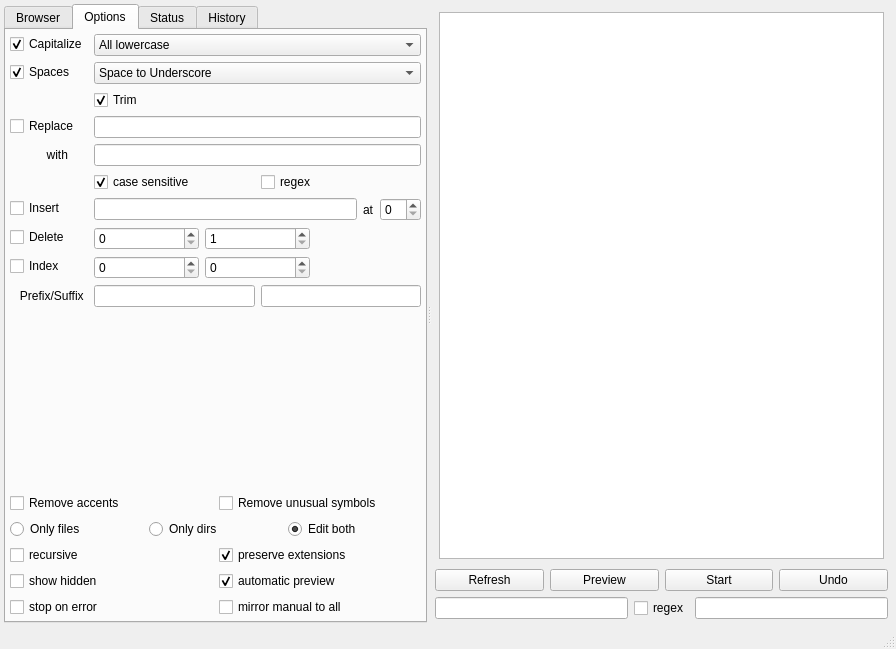
First picture: the form in gui/filebrowser/filebrowser.ui, repository gmdfalk/60-days-of-python, before the edit.
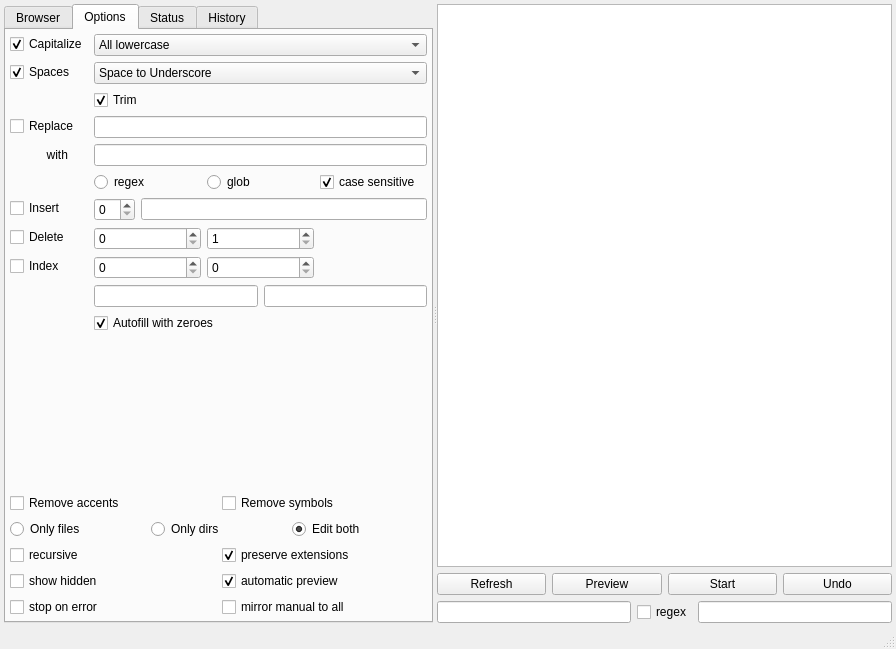
Second picture: the form after the edit.

Commit message: slowly getting there. GUI update.

What changed in the file:
```diff
--- a/gui/filebrowser/filebrowser.ui
+++ b/gui/filebrowser/filebrowser.ui
@@ -178,6 +178,20 @@
              </item>
              <item row="5" column="1">
               <layout class="QHBoxLayout" name="replacechecks">
+               <item>
+                <widget class="QRadioButton" name="regex">
+                 <property name="text">
+                  <string>regex</string>
+                 </property>
+                </widget>
+               </item>
+               <item>
+                <widget class="QRadioButton" name="radioButton">
+                 <property name="text">
+                  <string>glob</string>
+                 </property>
+                </widget>
+               </item>
                <item>
                 <widget class="QCheckBox" name="casesensitive">
                  <property name="text">
@@ -188,13 +202,6 @@
                  </property>
                 </widget>
                </item>
-               <item>
-                <widget class="QCheckBox" name="regex">
-                 <property name="text">
-                  <string>regex</string>
-                 </property>
-                </widget>
-               </item>
               </layout>
              </item>
              <item row="6" column="0">
@@ -207,17 +214,18 @@
              <item row="6" column="1">
               <layout class="QHBoxLayout" name="insertlayout">
                <item>
-                <widget class="QLineEdit" name="insertedit"/>
-               </item>
-               <item>
-                <widget class="QLabel" name="insertatlabel">
-                 <property name="text">
-                  <string>at</string>
+                <widget class="QSpinBox" name="insertpos">
+                 <property name="toolTip">
+                  <string>&lt;html&gt;&lt;head/&gt;&lt;body&gt;&lt;p&gt;Position to insert to. Choose -1 to append.&lt;/p&gt;&lt;/body&gt;&lt;/html&gt;</string>
                  </property>
                 </widget>
                </item>
                <item>
-                <widget class="QSpinBox" name="insertpos"/>
+                <widget class="QLineEdit" name="insertedit">
+                 <property name="toolTip">
+                  <string>&lt;html&gt;&lt;head/&gt;&lt;body&gt;&lt;p&gt;String to insert at the defined position.&lt;/p&gt;&lt;/body&gt;&lt;/html&gt;</string>
+                 </property>
+                </widget>
                </item>
               </layout>
              </item>
@@ -231,7 +239,14 @@
              <item row="7" column="1">
               <layout class="QHBoxLayout" name="deletelayout">
                <item>
-                <widget class="QSpinBox" name="deletestart"/>
+                <widget class="QSpinBox" name="deletestart">
+                 <property name="toolTip">
+                  <string>&lt;html&gt;&lt;head/&gt;&lt;body&gt;&lt;p&gt;Position to start deleting from.&lt;/p&gt;&lt;/body&gt;&lt;/html&gt;</string>
+                 </property>
+                 <property name="whatsThis">
+                  <string>&lt;html&gt;&lt;head/&gt;&lt;body&gt;&lt;p&gt;Startindex&lt;/p&gt;&lt;/body&gt;&lt;/html&gt;</string>
+                 </property>
+                </widget>
                </item>
                <item>
                 <widget class="QSpinBox" name="deleteend">
@@ -259,10 +274,24 @@
              <item row="8" column="1">
               <layout class="QHBoxLayout" name="indexlayout" stretch="0,0,0">
                <item>
-                <widget class="QSpinBox" name="startindex"/>
+                <widget class="QSpinBox" name="startindex">
+                 <property name="toolTip">
+                  <string>&lt;html&gt;&lt;head/&gt;&lt;body&gt;&lt;p&gt;Count-Base. This number will be used as a starting point to count from.&lt;/p&gt;&lt;/body&gt;&lt;/html&gt;</string>
+                 </property>
+                 <property name="whatsThis">
+                  <string>&lt;html&gt;&lt;head/&gt;&lt;body&gt;&lt;p&gt;Count-Base&lt;/p&gt;&lt;/body&gt;&lt;/html&gt;</string>
+                 </property>
+                </widget>
                </item>
                <item>
-                <widget class="QSpinBox" name="endindex"/>
+                <widget class="QSpinBox" name="endindex">
+                 <property name="toolTip">
+                  <string>&lt;html&gt;&lt;head/&gt;&lt;body&gt;&lt;p&gt;Count-Step. Increment the base by this number per target.&lt;/p&gt;&lt;/body&gt;&lt;/html&gt;</string>
+                 </property>
+                 <property name="whatsThis">
+                  <string>&lt;html&gt;&lt;head/&gt;&lt;body&gt;&lt;p&gt;Count-Step&lt;/p&gt;&lt;/body&gt;&lt;/html&gt;</string>
+                 </property>
+                </widget>
                </item>
                <item>
                 <widget class="QLabel" name="label_3">
@@ -276,17 +305,37 @@
              <item row="9" column="1">
               <layout class="QHBoxLayout" name="countstringlabel">
                <item>
-                <widget class="QLineEdit" name="prefixedit"/>
+                <widget class="QLineEdit" name="prefixedit">
+                 <property name="toolTip">
+                  <string>&lt;html&gt;&lt;head/&gt;&lt;body&gt;&lt;p&gt;Count-Prefix. A string that will be prepended before the number.&lt;/p&gt;&lt;/body&gt;&lt;/html&gt;</string>
+                 </property>
+                 <property name="whatsThis">
+                  <string>&lt;html&gt;&lt;head/&gt;&lt;body&gt;&lt;p&gt;Index-Prefix&lt;/p&gt;&lt;/body&gt;&lt;/html&gt;</string>
+                 </property>
+                </widget>
                </item>
                <item>
-                <widget class="QLineEdit" name="suffixedit"/>
+                <widget class="QLineEdit" name="suffixedit">
+                 <property name="toolTip">
+                  <string>&lt;html&gt;&lt;head/&gt;&lt;body&gt;&lt;p&gt;Count-Suffix. This string will be appended after the number.&lt;/p&gt;&lt;/body&gt;&lt;/html&gt;</string>
+                 </property>
+                 <property name="whatsThis">
+                  <string>&lt;html&gt;&lt;head/&gt;&lt;body&gt;&lt;p&gt;Index-Suffix&lt;/p&gt;&lt;/body&gt;&lt;/html&gt;</string>
+                 </property>
+                </widget>
                </item>
               </layout>
              </item>
-             <item row="9" column="0">
-              <widget class="QLabel" name="label">
+             <item row="10" column="1">
+              <widget class="QCheckBox" name="autofillcheck">
                <property name="text">
-                <string>   Prefix/Suffix</string>
+                <string>Autofill with zeroes</string>
+               </property>
+               <property name="checkable">
+                <bool>true</bool>
+               </property>
+               <property name="checked">
+                <bool>true</bool>
                </property>
               </widget>
              </item>
@@ -297,7 +346,7 @@
              <item row="0" column="1">
               <widget class="QCheckBox" name="accentbox">
                <property name="text">
-                <string>Remove unusual symbols</string>
+                <string>Remove symbols</string>
                </property>
               </widget>
              </item>
@@ -424,12 +473,12 @@
       <widget class="QWidget" name="horizontalLayoutWidget_2">
        <layout class="QVBoxLayout" name="rightlayout" stretch="1,0,0">
         <property name="margin">
-         <number>4</number>
+         <number>0</number>
         </property>
         <item>
          <layout class="QVBoxLayout" name="browserlayout" stretch="0">
           <property name="margin">
-           <number>4</number>
+           <number>0</number>
           </property>
           <item>
            <widget class="QTreeView" name="browsertree"/>
```
Left out of the diff: 12 changed lines with no effect on the pictures. The commit also changes 1 other file.
